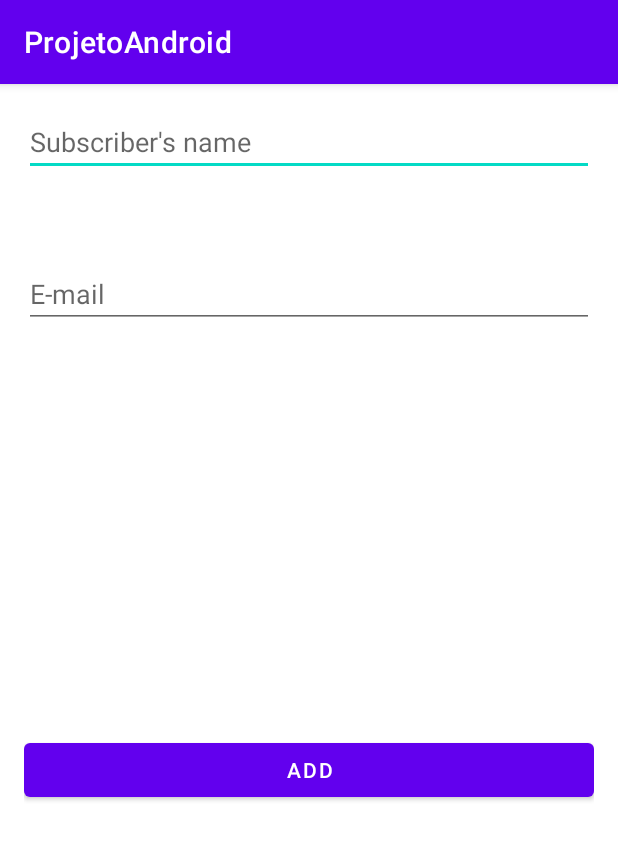
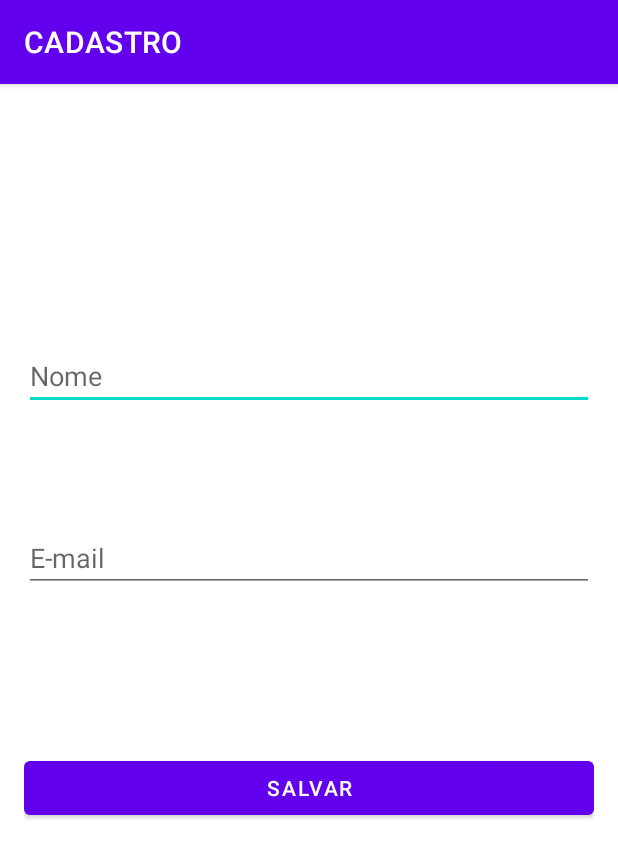
Before and after one commit to GraceTorresLeite/ProjetoAndroid, an Android app: the screen it shows after launch (MainActivity), on a phone screen of 412 x 824 dp. Shown: the top 858 px of the screen. Run offline under Robolectric (Android 15) with nearby library versions, the phone set to English and light mode, and no system bars.

Commit message:
fix constraintLayout

```diff
--- a/app/src/main/res/layout/subscriber_fragment.xml
+++ b/app/src/main/res/layout/subscriber_fragment.xml
@@ -18,12 +18,14 @@
         app:layout_constraintEnd_toEndOf="parent"
 
         app:layout_constraintStart_toStartOf="parent"
-        app:layout_constraintTop_toBottomOf="@+id/input_email" />
+        app:layout_constraintTop_toBottomOf="@+id/input_email"
+        app:layout_constraintVertical_bias="0.292" />
 
     <com.google.android.material.textfield.TextInputEditText
         android:id="@+id/input_name"
         android:layout_width="match_parent"
         android:layout_height="wrap_content"
+        android:layout_marginTop="156dp"
         android:hint="@string/subscriber_name_hint"
         android:inputType="textCapSentences"
         app:layout_constraintEnd_toEndOf="parent"
@@ -34,10 +36,11 @@
         android:id="@+id/input_email"
         android:layout_width="match_parent"
         android:layout_height="wrap_content"
-        android:layout_marginTop="56dp"
+        android:layout_marginTop="76dp"
         android:hint="@string/subscriber_email_hint"
         android:inputType="textEmailAddress"
         app:layout_constraintEnd_toEndOf="parent"
+        app:layout_constraintHorizontal_bias="1.0"
         app:layout_constraintStart_toStartOf="parent"
         app:layout_constraintTop_toBottomOf="@+id/input_name" />
 
--- a/app/src/main/res/values/strings.xml
+++ b/app/src/main/res/values/strings.xml
@@ -1,9 +1,9 @@
 <resources>
-    <string name="app_name">ProjetoAndroid</string>
+    <string name="app_name">CADASTRO</string>
 
     <!--strings para tela de cadastro(fragment) do subscribe-->
-    <string name="subscriber_name_hint">Subscriber\'s name</string>
+    <string name="subscriber_name_hint">Nome</string>
     <string name="subscriber_email_hint">E-mail</string>
-    <string name="subscriber_button">Add</string>
+    <string name="subscriber_button">Salvar</string>
     <string name="subscriber_title">Subscriber</string>
 </resources>
```
